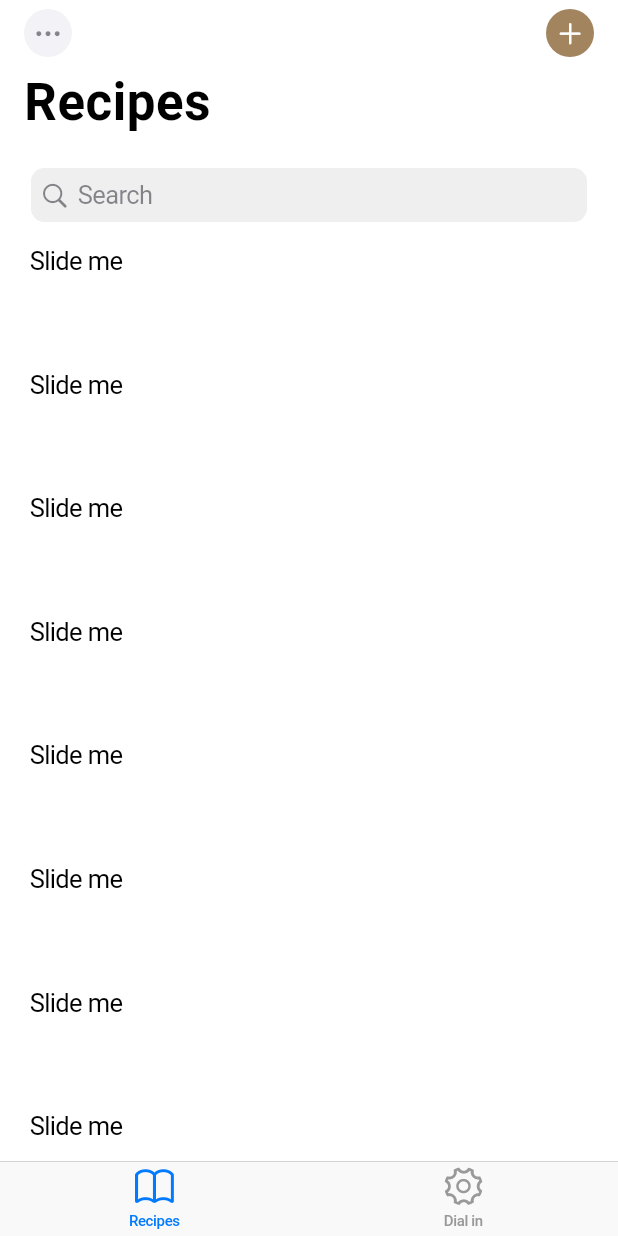
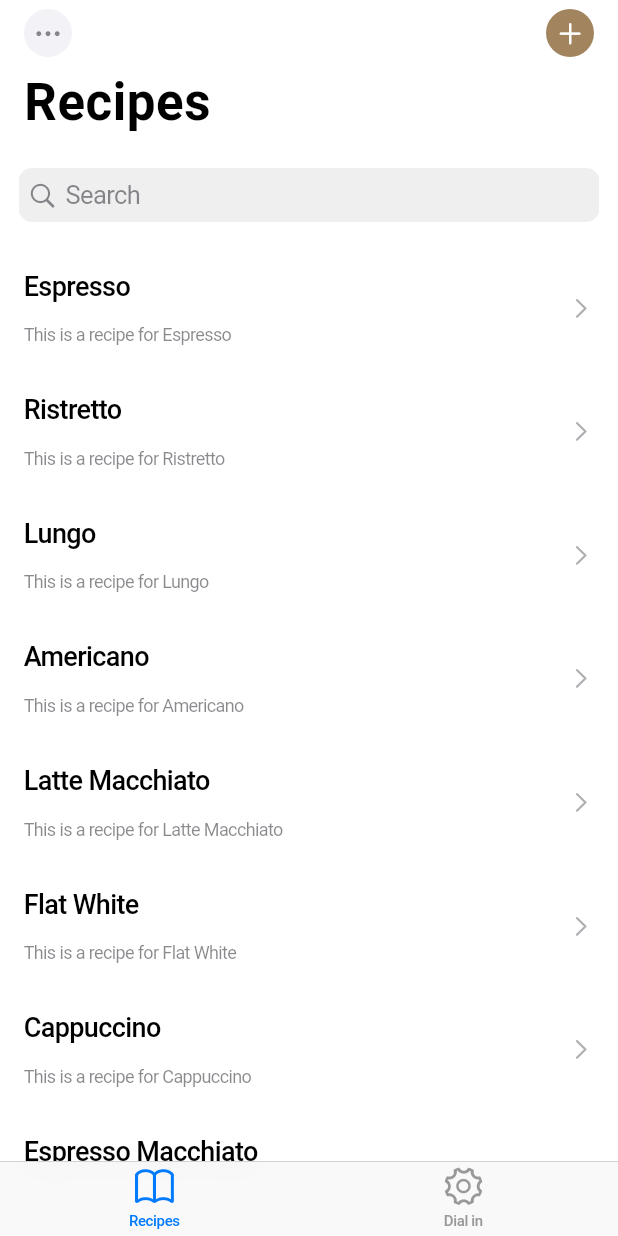
Before and after one commit to florian-renfer/baristabuddy, a Flutter app: the screen it shows after launch, on a phone screen of 412 x 824 dp. Run offline on Flutter 3.47's test engine with Material 3 defaults, Android fonts, the phone set to English and light mode, and no system bars; drawn by our look-alikes of flutter_slidable.

Commit message:
feat: add recipe detail screen, add recipe creation screen

```diff
--- a/lib/screens/recipes.dart
+++ b/lib/screens/recipes.dart
@@ -1,12 +1,12 @@
 import 'package:flutter/cupertino.dart';
-import 'package:intl/intl.dart';
 
 import '../widgets/recipe_list_entry.dart';
+import 'package:baristabuddy/screens/recipe_create.dart';
 
 // This class represents attributes of a brewing recipe.
 class Recipe {
   int id = -1;
-  Text name = Text('Coffee recipe');
+  String name = 'Coffee recipe';
   double grindSize = -1.0;
   double dose = -1.0;
   double yield = -1.0;
@@ -17,7 +17,7 @@ class Recipe {
 
   Recipe({
     this.id = -1,
-    this.name = const Text('Coffee recipe'),
+    this.name = 'Coffee recipe',
     this.grindSize = -1.0,
     this.dose = -1.0,
     this.yield = -1.0,
@@ -30,21 +30,24 @@ class Recipe {
 class RecipeList extends StatelessWidget {
   RecipeList({super.key});
 
+  // This method opens a new screen and passes the BuildContext.
+  void _navigateToNewScreen(BuildContext context) {
+    Navigator.of(
+      context,
+    ).push(CupertinoPageRoute(builder: (context) => RecipeCreate()));
+  }
+
   final _recipes = <Recipe>[
-    Recipe(id: 1, name: Text('Espresso'), color: CupertinoColors.systemPink),
-    Recipe(id: 2, name: Text('Ristretto'), color: CupertinoColors.systemPink),
-    Recipe(id: 3, name: Text('Lungo'), color: CupertinoColors.systemPink),
-    Recipe(id: 4, name: Text('Americano'), color: CupertinoColors.systemPink),
-    Recipe(
-      id: 5,
-      name: Text('Latte Macchiato'),
-      color: CupertinoColors.systemPink,
-    ),
-    Recipe(id: 6, name: Text('Flat White'), color: CupertinoColors.systemPink),
-    Recipe(id: 7, name: Text('Cappuccino'), color: CupertinoColors.systemPink),
+    Recipe(id: 1, name: 'Espresso', color: CupertinoColors.systemPink),
+    Recipe(id: 2, name: 'Ristretto', color: CupertinoColors.systemPink),
+    Recipe(id: 3, name: 'Lungo', color: CupertinoColors.systemPink),
+    Recipe(id: 4, name: 'Americano', color: CupertinoColors.systemPink),
+    Recipe(id: 5, name: 'Latte Macchiato', color: CupertinoColors.systemPink),
+    Recipe(id: 6, name: 'Flat White', color: CupertinoColors.systemPink),
+    Recipe(id: 7, name: 'Cappuccino', color: CupertinoColors.systemPink),
     Recipe(
       id: 8,
-      name: Text('Espresso Macchiato'),
+      name: 'Espresso Macchiato',
       color: CupertinoColors.systemPink,
     ),
   ];
@@ -86,7 +89,7 @@ class RecipeList extends StatelessWidget {
               padding: EdgeInsets.zero,
               alignment: Alignment.center,
               borderRadius: BorderRadius.circular(20),
-              onPressed: () => print('Add recipe'),
+              onPressed: () => {_navigateToNewScreen(context)},
               child: Icon(
                 CupertinoIcons.add,
                 color: CupertinoColors.white,
@@ -97,7 +100,7 @@ class RecipeList extends StatelessWidget {
         ),
         SliverToBoxAdapter(
           child: FractionallySizedBox(
-            widthFactor: 0.9,
+            widthFactor: 0.94,
             child: ClipRect(
               child: Padding(
                 padding: const EdgeInsets.only(top: 16, bottom: 16),
@@ -126,7 +129,7 @@ class RecipeList extends StatelessWidget {
             BuildContext context,
             int index,
           ) {
-            return RecipeListEntry();
+            return RecipeListEntry(recipe: _recipes[index]);
           }, childCount: _recipes.length),
         ),
       ],
--- a/lib/widgets/recipe_list_entry.dart
+++ b/lib/widgets/recipe_list_entry.dart
@@ -1,70 +1,52 @@
+import 'package:baristabuddy/screens/recipes.dart';
+import 'package:baristabuddy/screens/recipe_detail.dart';
 import 'package:flutter/cupertino.dart';
 import 'package:flutter_slidable/flutter_slidable.dart';
 
 // This class displays a list entry for a brewing recipe.
 class RecipeListEntry extends StatelessWidget {
-  const RecipeListEntry({super.key});
+  final Recipe recipe;
+
+  const RecipeListEntry({super.key, required this.recipe});
+
+  // This method opens a new screen and passes the BuildContext.
+  void _navigateToNewScreen(BuildContext context) {
+    Navigator.of(context).push(
+      CupertinoPageRoute(builder: (context) => RecipeDetail(recipe: recipe)),
+    );
+  }
 
   @override
   Widget build(BuildContext context) {
     return Slidable(
-      // Specify a key if the Slidable is dismissible.
-      key: const ValueKey(0),
-
-      // The start action pane is the one at the left or the top side.
-      startActionPane: ActionPane(
-        // A motion is a widget used to control how the pane animates.
-        motion: const ScrollMotion(),
-
-        // A pane can dismiss the Slidable.
-        dismissible: DismissiblePane(onDismissed: () {}),
-
-        // All actions are defined in the children parameter.
-        children: const [
-          // A SlidableAction can have an icon and/or a label.
-          SlidableAction(
-            onPressed: null,
-            backgroundColor: Color(0xFFFE4A49),
-            foregroundColor: CupertinoColors.white,
-            icon: CupertinoIcons.delete,
-            label: 'Delete',
-          ),
-          SlidableAction(
-            onPressed: null,
-            backgroundColor: Color(0xFF21B7CA),
-            foregroundColor: CupertinoColors.white,
-            icon: CupertinoIcons.share,
-            label: 'Share',
-          ),
-        ],
-      ),
-
-      // The end action pane is the one at the right or the bottom side.
+      key: key,
+      closeOnScroll: true,
       endActionPane: const ActionPane(
         motion: ScrollMotion(),
         children: [
           SlidableAction(
-            // An action can be bigger than the others.
-            flex: 2,
+            flex: 1,
             onPressed: null,
-            backgroundColor: Color(0xFF7BC043),
+            backgroundColor: CupertinoColors.systemBrown,
             foregroundColor: CupertinoColors.white,
-            icon: CupertinoIcons.ellipsis,
+            icon: CupertinoIcons.folder,
             label: 'Archive',
-          ),
-          SlidableAction(
-            onPressed: null,
-            backgroundColor: Color(0xFF0392CF),
-            foregroundColor: CupertinoColors.white,
-            icon: CupertinoIcons.flag,
-            label: 'Save',
           ),
         ],
       ),
-
-      // The child of the Slidable is what the user sees when the
-      // component is not dragged.
-      child: const CupertinoListTile(title: Text('Slide me')),
+      child: CupertinoListTile(
+        onTap: () => _navigateToNewScreen(context),
+        padding: EdgeInsets.all(16),
+        title: Text(
+          recipe.name,
+          style: CupertinoTheme.of(context).textTheme.textStyle.copyWith(
+            fontSize: 18.0,
+            fontWeight: FontWeight.w500,
+          ),
+        ),
+        subtitle: Text('This is a recipe for ${recipe.name}'),
+        trailing: CupertinoListTileChevron(),
+      ),
     );
   }
 }
```
Also changed, not shown: lib/screens/recipe_create.dart (added, +111 -0 lines), lib/screens/recipe_detail.dart (added, +121 -0 lines).
